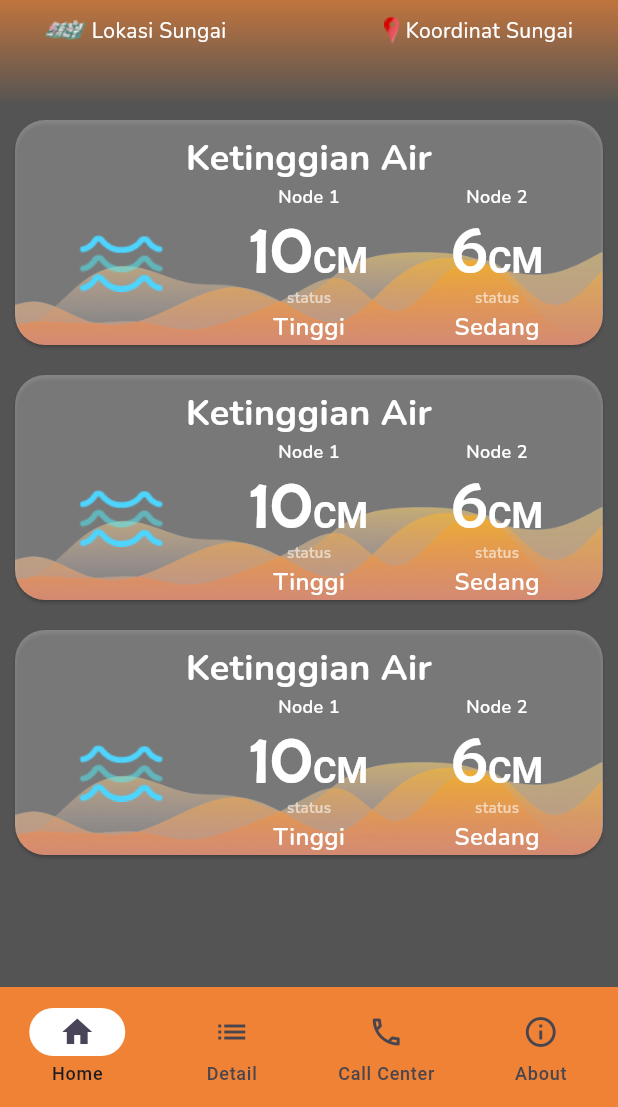
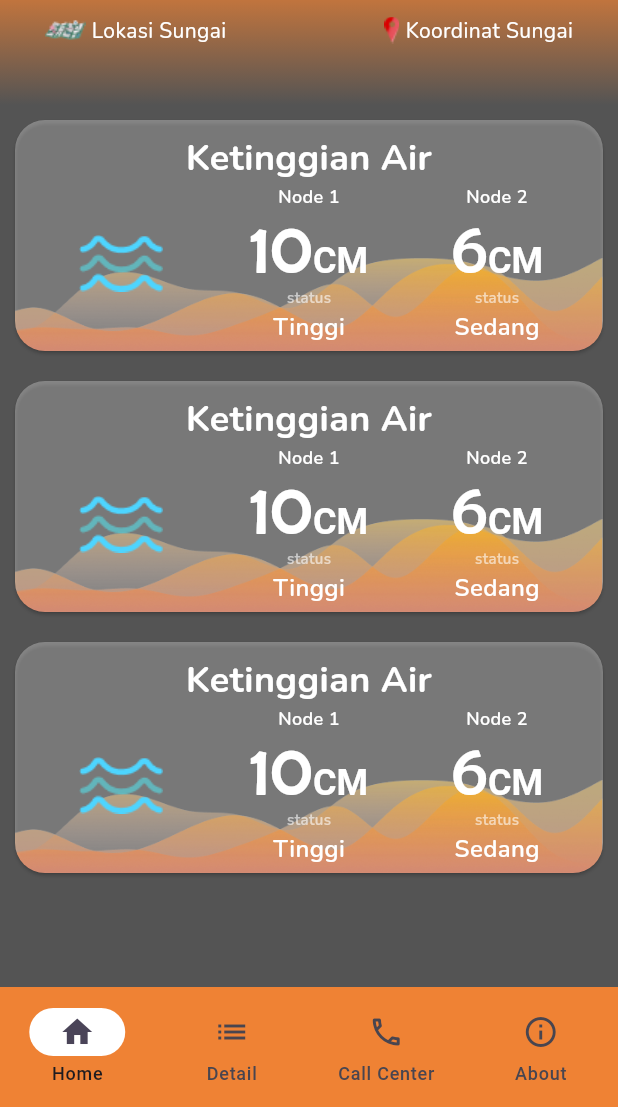
Before and after one commit to rizemmahendra/ta-ews-application, a Flutter app: the screen it shows after launch, on a phone screen of 412 x 824 dp, the part 129-1236 px from its top. Run offline on Flutter 3.47's test engine with Material 3 defaults, Android fonts, the phone set to English and light mode, and no system bars; our stand-ins replace firebase_core, firebase_database; accounts and stored records are empty.

Commit message:
menambah tinggi card widget

```diff
--- a/lib/features/home/view/card_widget.dart
+++ b/lib/features/home/view/card_widget.dart
@@ -36,7 +36,7 @@ class CardWidget extends StatelessWidget {
       margin: EdgeInsets.all(10),
       child: SizedBox(
         width: double.infinity,
-        height: 150,
+        height: 154,
         child: Stack(
           children: [
             Container(
```
